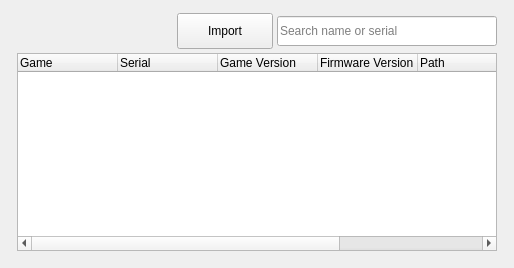
This is src/launcher/forms/configuration_list_widget.ui in KytyPS5/KytyPS5 as Qt 5 draws it before an edit. The edited form follows.
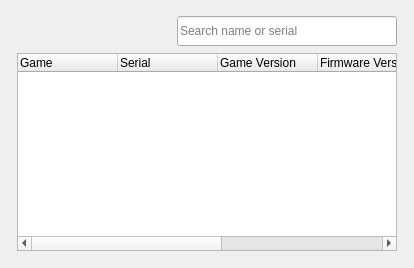
This is the edited form. Custom widgets are drawn as their Qt base class.

Commit message:
Revert "launcher: add Import game button"
This reverts commit 2f670ef95c7f412f2b38284ed1d8711aaa208f11.

Patch:
```diff
--- a/src/launcher/forms/configuration_list_widget.ui
+++ b/src/launcher/forms/configuration_list_widget.ui
@@ -147,34 +147,6 @@
             </property>
            </widget>
           </item>
-          <item>
-           <widget class="QToolButton" name="import_button">
-            <property name="minimumSize">
-             <size>
-              <width>96</width>
-              <height>36</height>
-             </size>
-            </property>
-            <property name="toolTip">
-             <string>Import game folder (containing eboot.bin)</string>
-            </property>
-            <property name="text">
-             <string>Import</string>
-            </property>
-            <property name="iconSize">
-             <size>
-              <width>20</width>
-              <height>20</height>
-             </size>
-            </property>
-            <property name="toolButtonStyle">
-             <enum>Qt::ToolButtonTextBesideIcon</enum>
-            </property>
-            <property name="autoRaise">
-             <bool>false</bool>
-            </property>
-           </widget>
-          </item>
           <item>
            <spacer name="horizontalSpacer">
            <property name="orientation">
```
Lines whose indentation alone changed are shown as unchanged. The commit also changes 2 other files.
